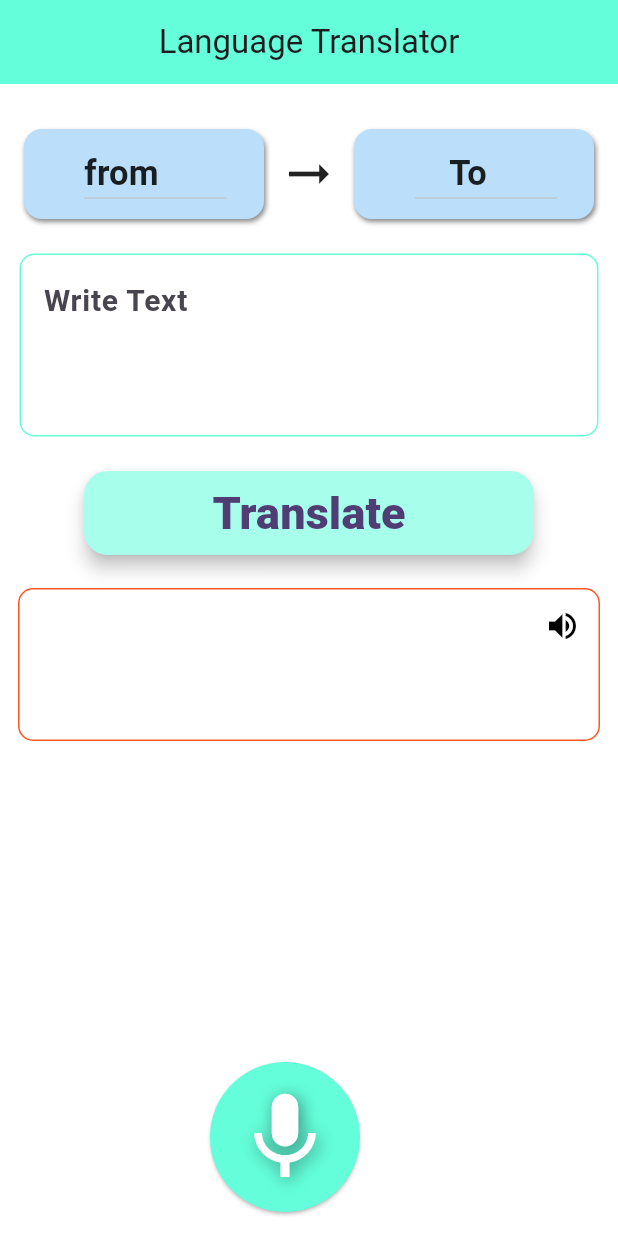
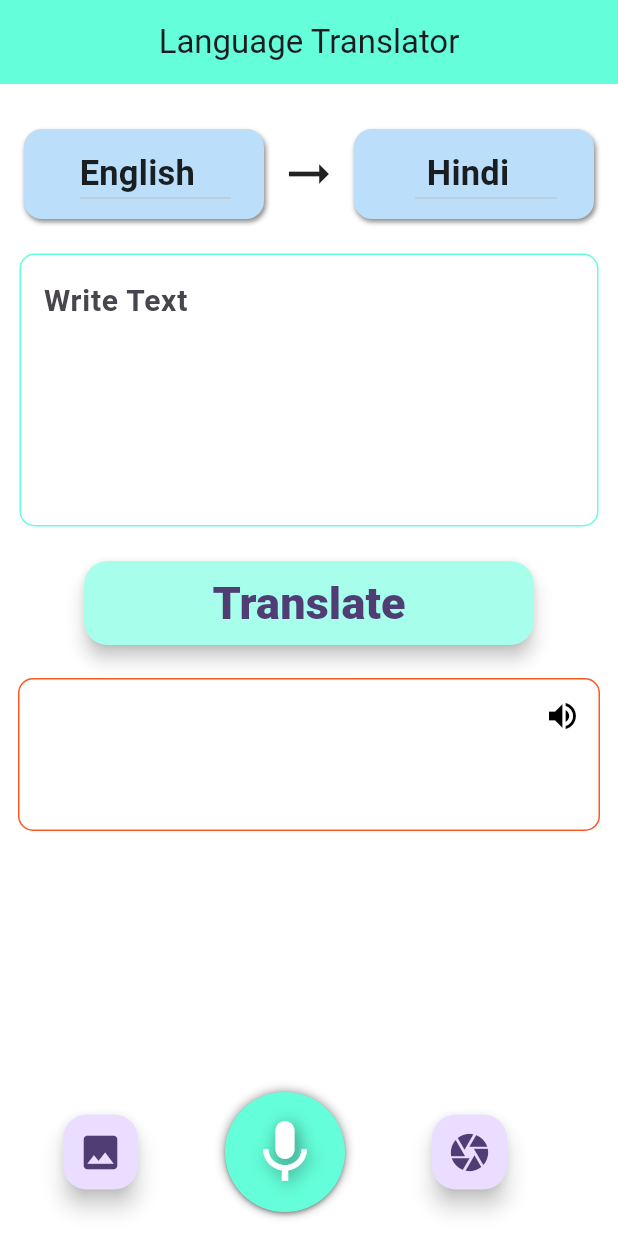
Before and after one commit to rahulkumardev24/Language_translator_Project_using_flutter, a Flutter app: the screen it shows after launch, on a phone screen of 412 x 824 dp. Run offline on Flutter 3.47's test engine with Material 3 defaults, Android fonts, the light colour scheme and no system bars; drawn by our look-alikes of avatar_glow; our stand-ins replace animated_text_kit, flutter_spinkit, flutter_tts, image_picker, speech_to_text; missing offline and left inert: google_ml_kit, translator.

Commit message:
commit 5

```diff
--- a/lib/translator_screen.dart
+++ b/lib/translator_screen.dart
@@ -1,6 +1,12 @@
+import 'dart:io';
+
+import 'package:animated_text_kit/animated_text_kit.dart';
 import 'package:avatar_glow/avatar_glow.dart';
 import 'package:flutter/material.dart';
+import 'package:flutter_spinkit/flutter_spinkit.dart';
 import 'package:flutter_tts/flutter_tts.dart';
+import 'package:google_ml_kit/google_ml_kit.dart';
+import 'package:image_picker/image_picker.dart';
 import 'package:speech_to_text/speech_to_text.dart';
 import 'package:translator/translator.dart';
 
@@ -28,8 +34,8 @@ class _LanguageTranslatorScreenPage extends State<LanguageTranslatorScreen> {
     "Nepali",
     "Telugu"
   ];
-  var originLanguage = "from";
-  var destinationLanguage = "To";
+  var originLanguage = "English";
+  var destinationLanguage = "Hindi";
   var outputLanguage = "";
   TextEditingController languageController = TextEditingController();
 
@@ -158,6 +164,45 @@ class _LanguageTranslatorScreenPage extends State<LanguageTranslatorScreen> {
  });
  }
 
+  // ............IMAGE PICKER AND CAMERA , IMAGE TEXT INTO TEXT ...............//
+  XFile? pickedImage ;
+  String myText = "";
+  bool scanning = false ;
+  final ImagePicker imagePicker = ImagePicker() ;
+
+
+  getImage(ImageSource ourSource) async {
+    XFile? result = await imagePicker.pickImage(source: ourSource);
+    if (result != null) {
+      setState(() {
+        pickedImage = result ;
+      });
+      performTextRecogintion();
+    }
+  }
+  performTextRecogintion() async {
+    setState(() {
+      scanning = true;
+    });
+    try {
+      final inputImage = InputImage.fromFilePath(pickedImage!.path);
+      final textRecognizer = GoogleMlKit.vision.textRecognizer();
+      final recognizedText = await textRecognizer.processImage(inputImage);
+      setState(() {
+        myText = recognizedText.text;
+        languageController.text = recognizedText.text; // Update the languageController text
+        scanning = false;
+      });
+      textRecognizer.close();
+    } catch (e) {
+      print("Error during text recognition $e");
+      setState(() {
+        scanning = false;
+      });
+    }
+  }
+
+
 
 
   @override
@@ -170,13 +215,21 @@ class _LanguageTranslatorScreenPage extends State<LanguageTranslatorScreen> {
       ),
 
       // .......................Mic FloatingActionButton ....................//
-      floatingActionButton: Row(
-        mainAxisAlignment: MainAxisAlignment.center,
-        crossAxisAlignment: CrossAxisAlignment.center,
-        children: [
-          // Here we call Floating Mic Button
-          micButton()
-        ],
+      floatingActionButton: Container(
+        width: double.infinity,
+        // padding: EdgeInsets.symmetric(hori),
+        child: Row(
+          mainAxisAlignment: MainAxisAlignment.spaceEvenly,
+          children: [
+            // Gallery Button
+            galleryButton(),
+            // Here we call Floating Mic Button
+            micButton() ,
+            // here we call camera button
+            cameraButton()
+
+          ],
+        ),
       ),
 
       body: Center(
@@ -203,11 +256,13 @@ class _LanguageTranslatorScreenPage extends State<LanguageTranslatorScreen> {
                   ],
                 ),
                 const SizedBox(height: 10),
+                imagePickerContainer() ,
                 userInputTextBox(),
                 const SizedBox(height: 10),
                 translatedButton(),
                 const SizedBox(height: 10),
-                outputTextBox()
+                outputTextBox(),
+
               ],
             ),
           ),
@@ -219,6 +274,7 @@ class _LanguageTranslatorScreenPage extends State<LanguageTranslatorScreen> {
   //........................................WIDGETS..........................//
 
   //.......................FROM LANGUAGE LIST BOX ....................................//
+
 
   Widget fromLanguageList() {
     return Container(
@@ -316,7 +372,7 @@ class _LanguageTranslatorScreenPage extends State<LanguageTranslatorScreen> {
       padding: const EdgeInsets.all(13.0),
       child: TextFormField(
         autocorrect: true,
-        maxLines: 3,
+        maxLines: 5,
         cursorColor: Colors.deepOrange,
         autofocus: false,
         style: const TextStyle(
@@ -396,7 +452,7 @@ class _LanguageTranslatorScreenPage extends State<LanguageTranslatorScreen> {
                 child: Text(
                   "$outputLanguage",
                   style: const TextStyle(
-                      fontSize: 25, fontWeight: FontWeight.bold),
+                      fontSize: 25, fontWeight: FontWeight.bold ,),
                 ),
               ),
             ),
@@ -426,7 +482,7 @@ class _LanguageTranslatorScreenPage extends State<LanguageTranslatorScreen> {
     );
   }
 
-  // ............................MIC FLOATING ACTION BURTTON ....................//
+  // ............................MIC FLOATING ACTION BUTTON ....................//
   Widget micButton() {
     return AvatarGlow(
       animate: startRecording,
@@ -462,10 +518,11 @@ class _LanguageTranslatorScreenPage extends State<LanguageTranslatorScreen> {
           speechToText.stop();
         },
         child: Container(
-          height: 100,
-          width: 100,
+          height: 80,
+          width: 80,
           decoration: BoxDecoration(
             borderRadius: BorderRadius.circular(50),
+            boxShadow: [BoxShadow(color: Colors.black45 , blurRadius: 5)]
           ),
           child: ElevatedButton(
             style: ElevatedButton.styleFrom(
@@ -474,10 +531,10 @@ class _LanguageTranslatorScreenPage extends State<LanguageTranslatorScreen> {
               padding: EdgeInsets.all(0), // Ensure no padding around the button
             ),
             onPressed: () {},
-            child: Icon(
+            child: const Icon(
               Icons.mic,
               color: Colors.white,
-              size: 70,
+              size: 50,
               shadows: [
                 Shadow(
                     color: Colors.black45,
@@ -490,4 +547,47 @@ class _LanguageTranslatorScreenPage extends State<LanguageTranslatorScreen> {
       ),
     );
   }
+
+ // .................................. Image Button ...............................//
+ Widget  galleryButton(){
+   return Container(
+     width: 50,
+       height: 50,
+       alignment: Alignment.center,
+       child: FloatingActionButton(
+         onPressed: (){
+           getImage(ImageSource.gallery) ;
+
+         },
+         child: Icon(Icons.photo , size: 30,),
+       )
+   ) ;
+
+ }
+
+ // ..................................Camera Button ....................................//
+Widget cameraButton(){
+   return Container(
+     height: 50,
+       width: 50,
+       alignment: Alignment.center,
+       child: FloatingActionButton(
+           onPressed: (){
+             getImage(ImageSource.camera) ;
+           },
+           child: Icon(Icons.camera , size: 30,)
+       )
+   );
 }
+
+  Widget imagePickerContainer() {
+    return pickedImage == null
+        ? Container()
+        : Center(
+      child: Image.file(
+        File(pickedImage!.path),
+        height: 400,
+      ),
+    );
+  }
+}
```
Also changed, not shown: pubspec.yaml (+13 -0 lines), pubspec.lock, 5 other files.
